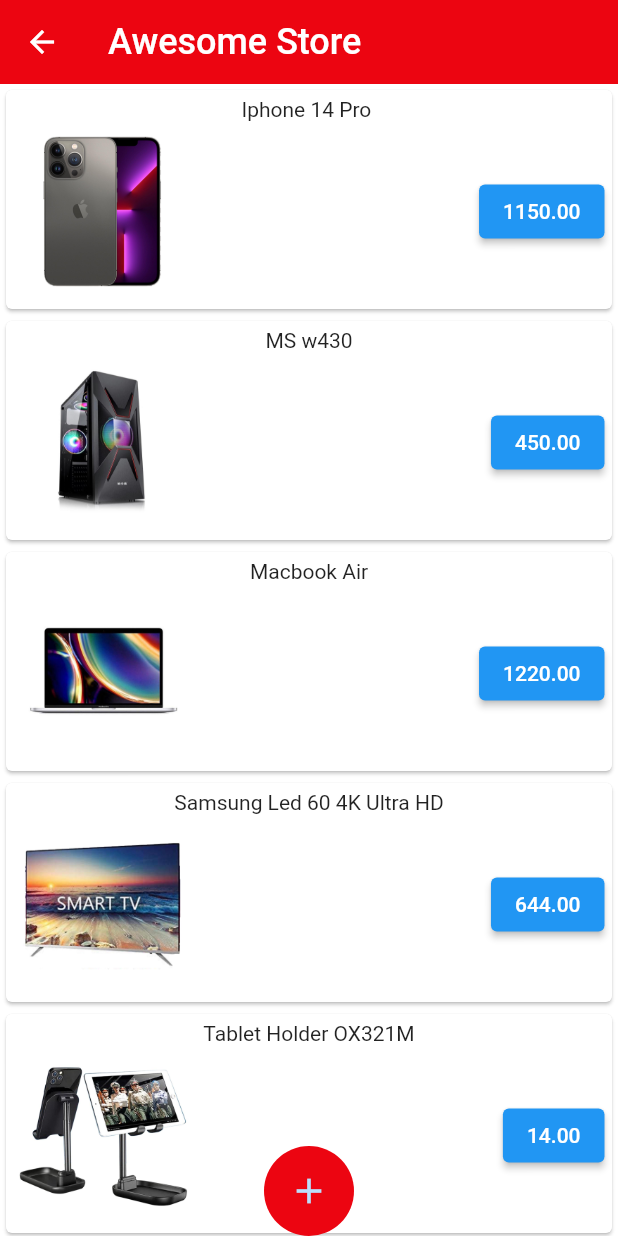
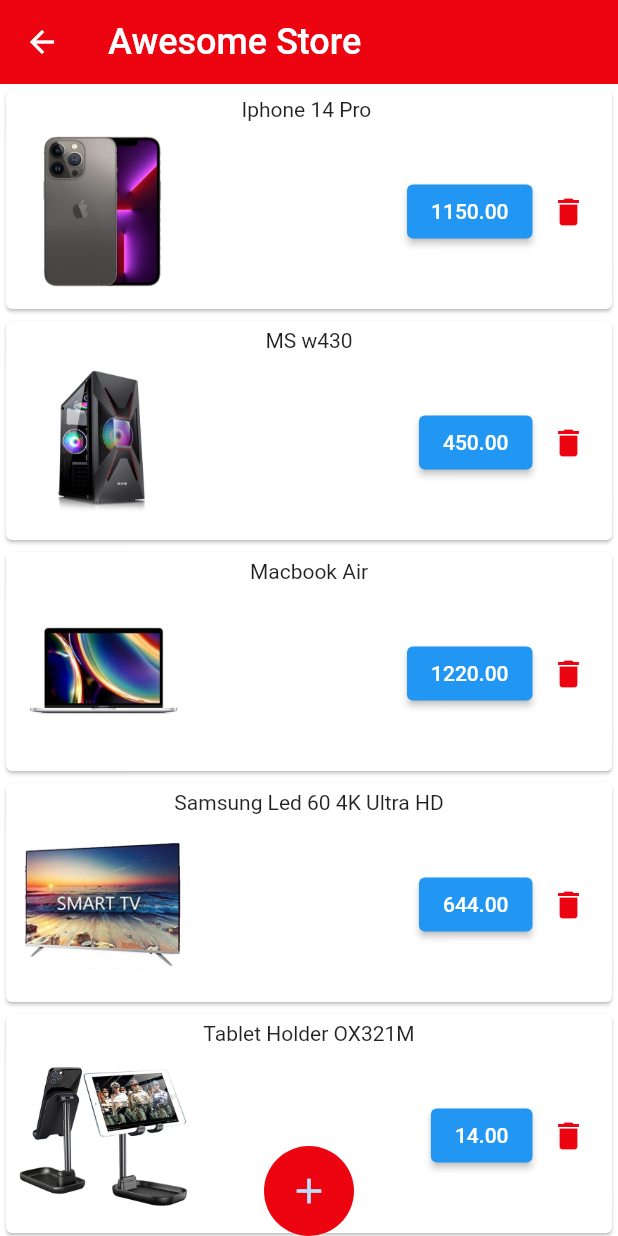
Before and after one commit to home-22/shop_air_app, a Flutter app: the HomeScreen screen opened directly, on a phone screen of 412 x 824 dp. Run offline on Flutter 3.47's test engine with Material 2 defaults, Android fonts, the phone set to English and light mode, and no system bars; our stand-ins replace image_picker.

Commit message:
edit home sceen we add function to delete

```diff
--- a/lib/screens/home_screen/home_screen.dart
+++ b/lib/screens/home_screen/home_screen.dart
@@ -71,7 +71,19 @@ class _HomeScreenState extends State<HomeScreen> {
                         ElevatedButton(
                           onPressed: () {},
                           child: Text(product.price),
-                        )
+                        ),
+                        IconButton(
+                            onPressed: () {
+                              // brisemo prizvod sa liste koristci index prizvoda
+                              // setState koristimo da aziriramo listu  nakon brisana
+                              setState(() {
+                                productList.removeAt(index);
+                              });
+                            },
+                            icon: Icon(
+                              Icons.delete,
+                              color: AppColors.kRed,
+                            ))
                       ],
                     ),
                   ],
```
